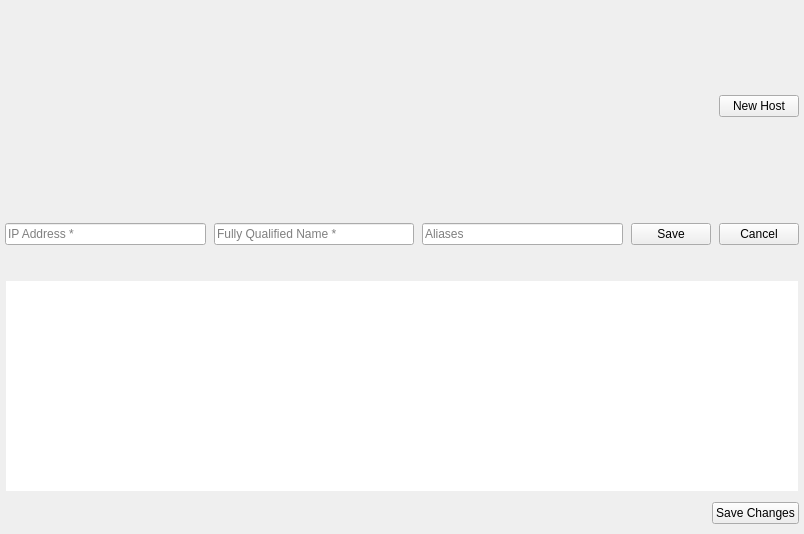
Above: shared/nexis/Pages/Helpers/host_manage.ui from s4solutionsllc/Nexis before the change. Below: the same form after it.
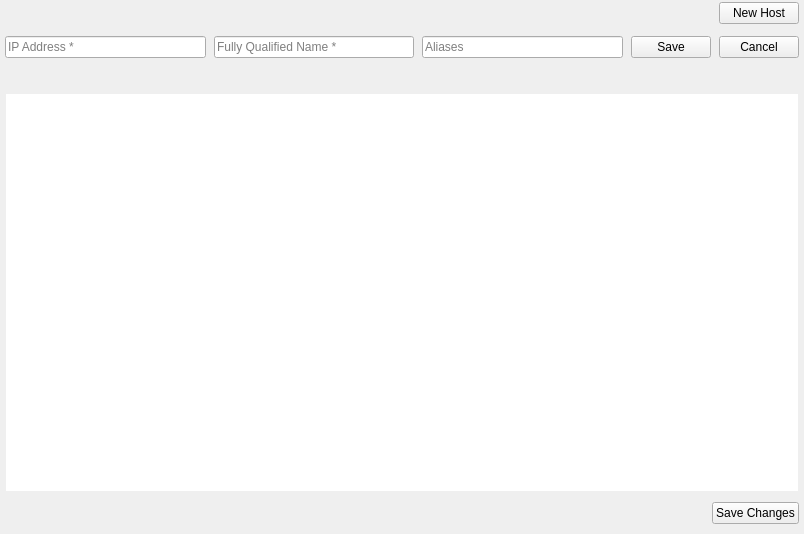
That is the form after the change.

What changed in the file:
```diff
--- a/shared/nexis/Pages/Helpers/host_manage.ui
+++ b/shared/nexis/Pages/Helpers/host_manage.ui
@@ -78,7 +78,7 @@
      <item>
       <widget class="QFrame" name="sectionHeaderAccent">
        <property name="sizePolicy">
-        <sizepolicy hsizetype="Fixed" vsizetype="Expanding">
+        <sizepolicy hsizetype="Fixed" vsizetype="Preferred">
          <horstretch>0</horstretch>
          <verstretch>0</verstretch>
         </sizepolicy>
@@ -86,7 +86,7 @@
        <property name="minimumSize">
         <size>
          <width>3</width>
-         <height>0</height>
+         <height>26</height>
         </size>
        </property>
        <property name="maximumSize">
```
